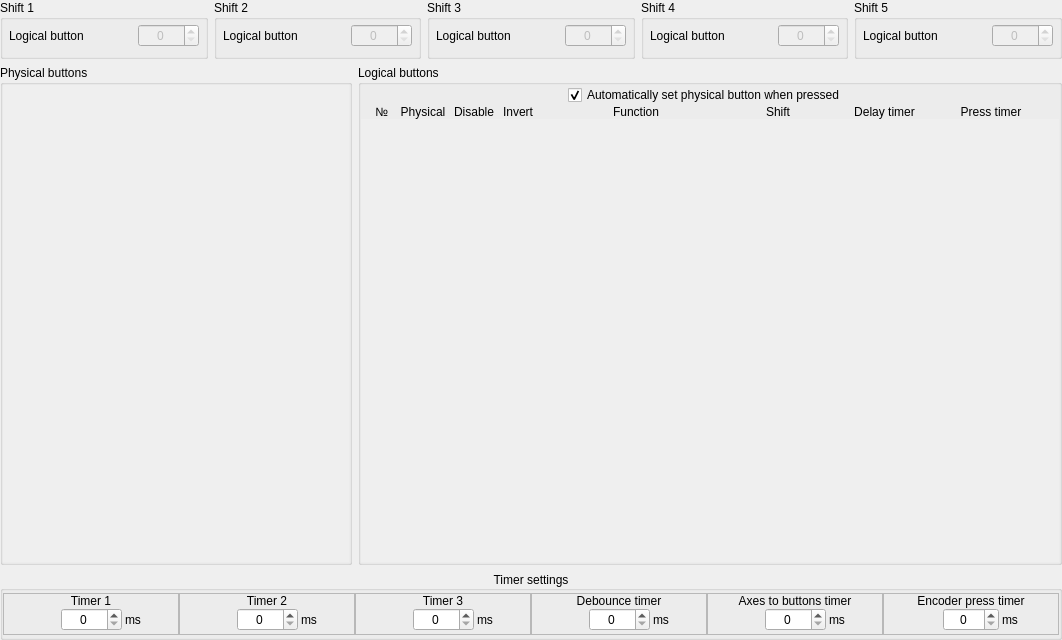
This is src/widgets/buttons/buttonconfig.ui in invictuscockpits/HOTASConfigurator as Qt 5 draws it before an edit. The edited form follows.
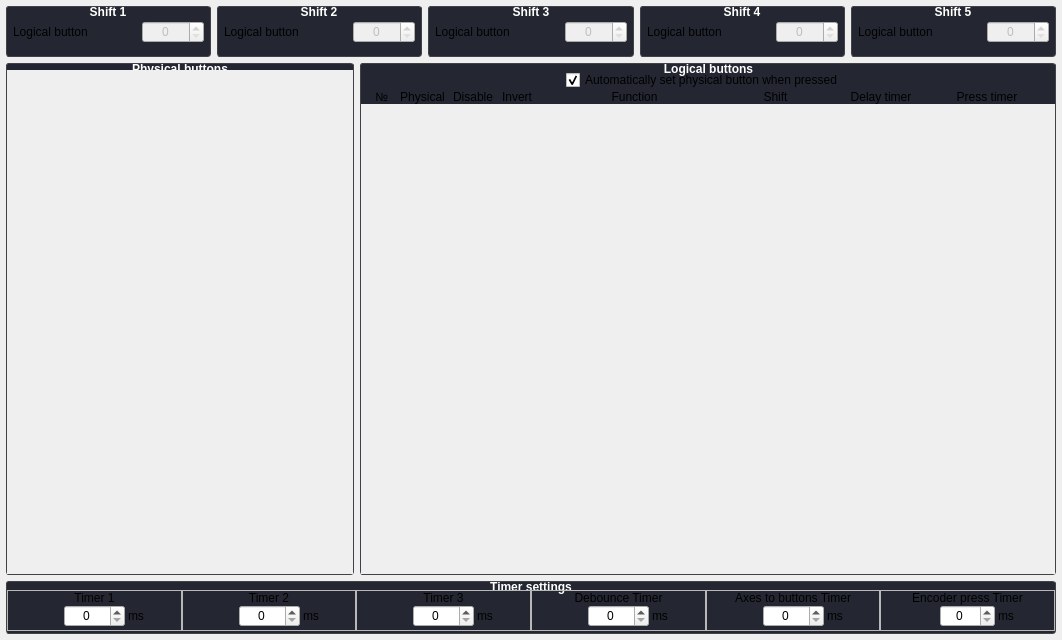
This is the edited form. Custom widgets are drawn as their Qt base class.

What changed in the file:
```diff
--- a/src/widgets/buttons/buttonconfig.ui
+++ b/src/widgets/buttons/buttonconfig.ui
@@ -19,18 +19,37 @@
   <property name="windowTitle">
    <string>Form</string>
   </property>
+  <property name="styleSheet">
+   <string notr="true">QGroupBox {
+    font-weight: bold;
+    background: rgb(36, 39, 49); /* FLAT_BLACK */
+    border: 1px solid rgb(65, 66, 70); /* subtle outline */
+    border-radius: 3px;
+    margin-top: 2ex;
+    padding: 6px 0px 0px 0px;
+}
+
+QGroupBox::title {
+    color: white;
+    subcontrol-position: top center;
+    subcontrol-origin: margin;
+    left: -3px;
+    padding: -2px 0px 0px 2px;
+    background: transparent; /* or rgb(36, 39, 49) if you want solid */
+}</string>
+  </property>
   <layout class="QGridLayout" name="gridLayout" rowstretch="1,10,1" columnstretch="5,10">
    <property name="leftMargin">
-    <number>0</number>
+    <number>6</number>
    </property>
    <property name="topMargin">
-    <number>0</number>
+    <number>6</number>
    </property>
    <property name="rightMargin">
-    <number>0</number>
+    <number>6</number>
    </property>
    <property name="bottomMargin">
-    <number>0</number>
+    <number>6</number>
    </property>
    <item row="0" column="0" colspan="2">
     <layout class="QHBoxLayout" name="horizontalLayout">
@@ -428,8 +447,8 @@
           <rect>
            <x>0</x>
            <y>0</y>
-           <width>698</width>
-           <height>444</height>
+           <width>695</width>
+           <height>458</height>
           </rect>
          </property>
          <property name="autoFillBackground">
@@ -498,8 +517,8 @@
           <rect>
            <x>0</x>
            <y>0</y>
-           <width>346</width>
-           <height>479</height>
+           <width>347</width>
+           <height>492</height>
           </rect>
          </property>
          <layout class="QGridLayout" name="layoutG_PhysicalButton"/>
@@ -826,7 +845,7 @@
          <item row="0" column="0" colspan="3">
           <widget class="QLabel" name="text_debounceTimer">
            <property name="text">
-            <string>Debounce timer</string>
+            <string>Debounce Timer</string>
            </property>
            <property name="alignment">
             <set>Qt::AlignCenter</set>
@@ -849,7 +868,7 @@
          <enum>QFrame::StyledPanel</enum>
         </property>
         <property name="frameShadow">
-         <enum>QFrame::Raised</enum>
+         <enum>QFrame::Shadow::Sunken</enum>
         </property>
         <layout class="QGridLayout" name="gridLayout_9" columnstretch="1,1,1">
          <property name="leftMargin">
@@ -902,7 +921,7 @@
          <item row="0" column="0" colspan="3">
           <widget class="QLabel" name="label_11">
            <property name="text">
-            <string>Axes to buttons timer</string>
+            <string>Axes to buttons Timer</string>
            </property>
            <property name="alignment">
             <set>Qt::AlignCenter</set>
@@ -978,7 +997,7 @@
          <item row="0" column="0" colspan="3">
           <widget class="QLabel" name="text_encoderPressTimer">
            <property name="text">
-            <string>Encoder press timer</string>
+            <string>Encoder press Timer</string>
            </property>
            <property name="alignment">
             <set>Qt::AlignCenter</set>
```
Left out of the diff: 96 changed lines with no effect on the pictures.
